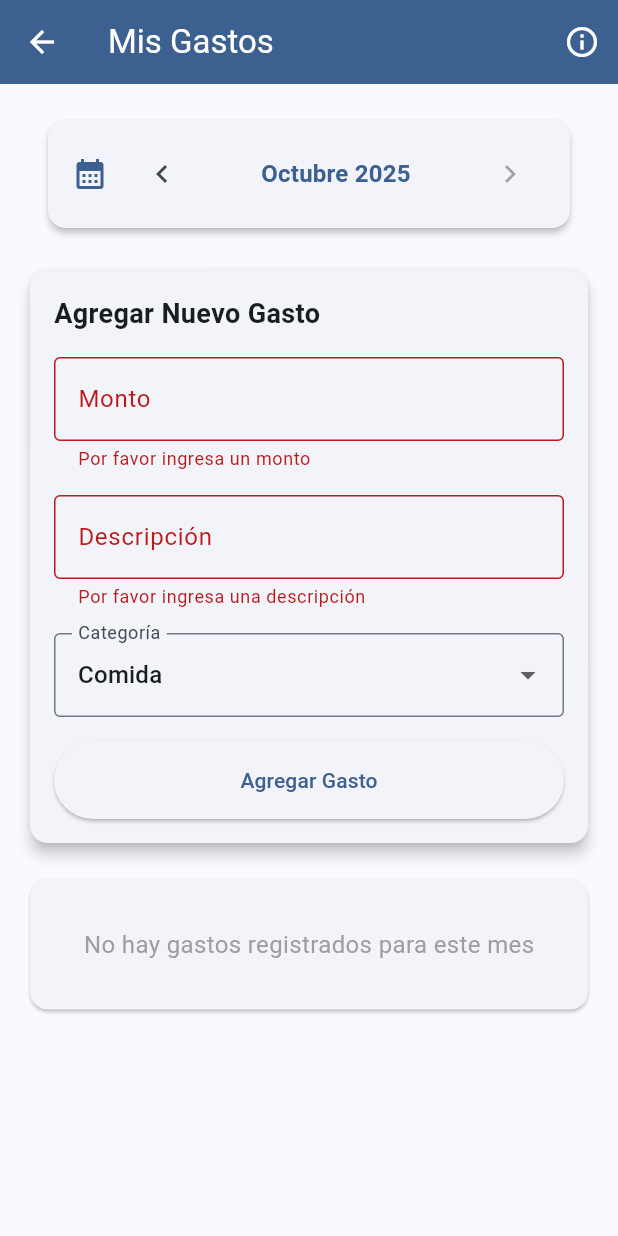
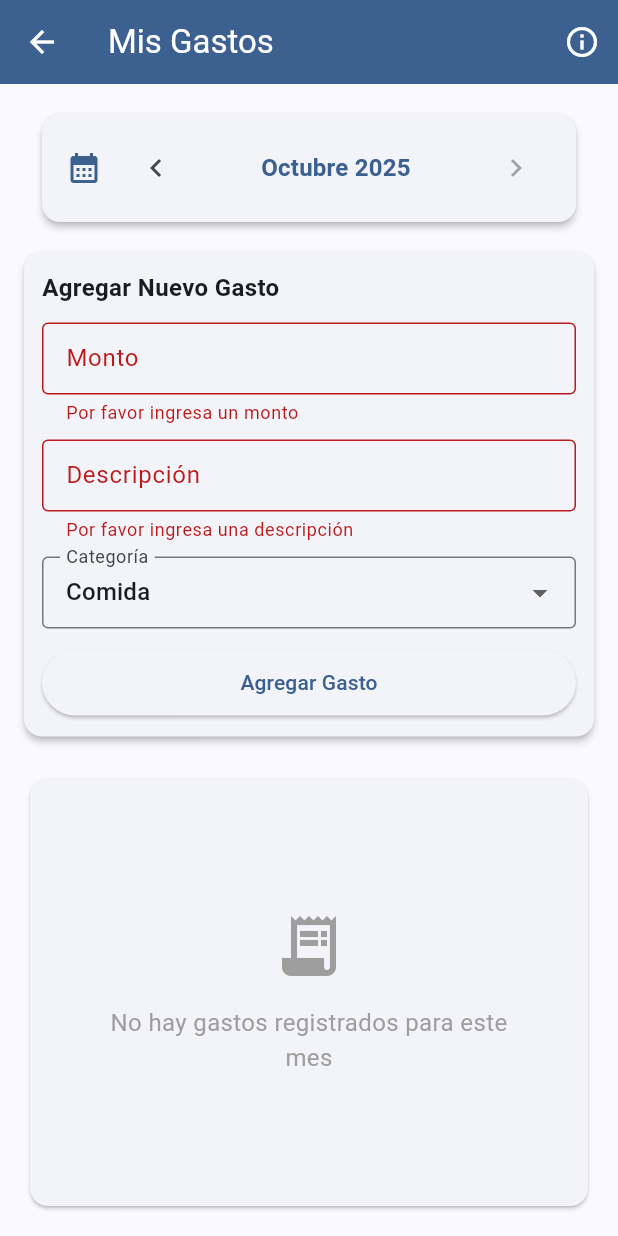
Before and after one commit to Carfer0410/FinanxPer, a Flutter app: the GastosScreen screen opened by its route, after a tap on "Agregar Gasto", on a phone screen of 412 x 824 dp. Run offline on Flutter 3.47's test engine with Material 3 defaults, Android fonts, the light colour scheme and no system bars; our stand-ins replace fl_chart, flutter_local_notifications, flutter_riverpod, hive, hive_flutter; accounts and stored records are empty.

Commit message:
corrigiendo pantalla mis gastos

```diff
--- a/lib/screens/gastos_screen.dart
+++ b/lib/screens/gastos_screen.dart
@@ -60,8 +60,11 @@ class _GastosScreenState extends ConsumerState<GastosScreen> {
           ),
         ],
       ),
-      body: SingleChildScrollView(
-        padding: const EdgeInsets.all(16.0),
+      body: Column(
+        children: [
+          // Header compacto con selector y formulario
+          Container(
+            padding: const EdgeInsets.all(12.0),
             child: Column(
               children: [
                 // Selector de mes/año
@@ -69,13 +72,13 @@ class _GastosScreenState extends ConsumerState<GastosScreen> {
                   showCopyButton: false,
                 ),
 
-            const SizedBox(height: 16),
+                const SizedBox(height: 8),
 
-            // Formulario para agregar gastos
+                // Formulario para agregar gastos (más compacto)
                 Card(
-              elevation: 4,
+                  elevation: 2,
                   child: Padding(
-                padding: const EdgeInsets.all(16.0),
+                    padding: const EdgeInsets.all(12.0),
                     child: Form(
                       key: _formKey,
                       child: Column(
@@ -83,11 +86,9 @@ class _GastosScreenState extends ConsumerState<GastosScreen> {
                         children: [
                           const Text(
                             'Agregar Nuevo Gasto',
-                        style: TextStyle(fontSize: 18, fontWeight: FontWeight.bold),
+                            style: TextStyle(fontSize: 16, fontWeight: FontWeight.bold),
                           ),
-                      const SizedBox(height: 16),
-
-                      // Campo de monto
+                          const SizedBox(height: 12),                      // Campo de monto
                       Consumer(
                         builder: (context, ref, child) {
                           final currencySymbol = ref.watch(currencySymbolProvider);
@@ -98,6 +99,7 @@ class _GastosScreenState extends ConsumerState<GastosScreen> {
                               labelText: 'Monto',
                               prefixText: '$currencySymbol ',
                               border: const OutlineInputBorder(),
+                              contentPadding: const EdgeInsets.symmetric(horizontal: 12, vertical: 12),
                             ),
                             keyboardType: TextInputType.number,
                             inputFormatters: [
@@ -120,7 +122,7 @@ class _GastosScreenState extends ConsumerState<GastosScreen> {
                         },
                       ),
 
-                      const SizedBox(height: 16),
+                      const SizedBox(height: 10),
 
                       // Campo de descripción
                       TextFormField(
@@ -128,6 +130,7 @@ class _GastosScreenState extends ConsumerState<GastosScreen> {
                         decoration: const InputDecoration(
                           labelText: 'Descripción',
                           border: OutlineInputBorder(),
+                          contentPadding: EdgeInsets.symmetric(horizontal: 12, vertical: 12),
                         ),
                         validator: (value) {
                           if (value == null || value.isEmpty) {
@@ -137,7 +140,7 @@ class _GastosScreenState extends ConsumerState<GastosScreen> {
                         },
                       ),
 
-                      const SizedBox(height: 16),
+                      const SizedBox(height: 10),
 
                       // Selector de categoría
                       DropdownButtonFormField<String>(
@@ -145,6 +148,7 @@ class _GastosScreenState extends ConsumerState<GastosScreen> {
                         decoration: const InputDecoration(
                           labelText: 'Categoría',
                           border: OutlineInputBorder(),
+                          contentPadding: EdgeInsets.symmetric(horizontal: 12, vertical: 12),
                         ),
                         items: _categorias.map((categoria) {
                           return DropdownMenuItem<String>(
@@ -165,7 +169,7 @@ class _GastosScreenState extends ConsumerState<GastosScreen> {
                         },
                       ),
 
-                      const SizedBox(height: 16),
+                      const SizedBox(height: 12),
 
                       // Botón de agregar
                       SizedBox(
@@ -173,7 +177,7 @@ class _GastosScreenState extends ConsumerState<GastosScreen> {
                         child: ElevatedButton(
                           onPressed: _agregarGasto,
                           style: ElevatedButton.styleFrom(
-                            padding: const EdgeInsets.symmetric(vertical: 16),
+                            padding: const EdgeInsets.symmetric(vertical: 12),
                           ),
                           child: const Text('Agregar Gasto'),
                         ),
@@ -184,33 +188,46 @@ class _GastosScreenState extends ConsumerState<GastosScreen> {
               ),
             ),
 
-            const SizedBox(height: 16),
+              ],
+            ),
+          ),
 
-            // Lista de gastos
-            if (gastos.isEmpty)
-              const Card(
-                child: Padding(
-                  padding: EdgeInsets.all(32.0),
-                  child: Center(
-                    child: Text(
+          // Lista de gastos con scroll independiente - Área ampliada para mayor comodidad
+          Expanded(
+            child: Container(
+              padding: const EdgeInsets.fromLTRB(16.0, 8.0, 16.0, 16.0),
+              child: gastos.isEmpty
+                ? Card(
+                    child: Container(
+                      padding: const EdgeInsets.all(40.0),
+                      child: const Center(
+                        child: Column(
+                          mainAxisSize: MainAxisSize.min,
+                          children: [
+                            Icon(Icons.receipt_long, size: 48, color: Colors.grey),
+                            SizedBox(height: 16),
+                            Text(
                               'No hay gastos registrados para este mes',
                               style: TextStyle(fontSize: 16, color: Colors.grey),
+                              textAlign: TextAlign.center,
+                            ),
+                          ],
                         ),
                       ),
                     ),
                   )
-            else
-              Container(
-                constraints: BoxConstraints(
-                  maxHeight: MediaQuery.of(context).size.height * 0.6,
-                ),
-                child: ListView.builder(
-                  shrinkWrap: true,
+                : ListView.builder(
+                    physics: const BouncingScrollPhysics(),
+                    padding: const EdgeInsets.only(top: 8),
                     itemCount: gastos.length,
                   itemBuilder: (context, index) {
                     final gasto = gastos[index];
                     return Card(
-                      margin: const EdgeInsets.only(bottom: 8),
+                      margin: const EdgeInsets.only(bottom: 12),
+                      elevation: 2,
+                      shape: RoundedRectangleBorder(
+                        borderRadius: BorderRadius.circular(12),
+                      ),
                       child: Dismissible(
                         key: Key(gasto.id.toString()),
                         direction: DismissDirection.endToStart,
@@ -281,29 +298,50 @@ class _GastosScreenState extends ConsumerState<GastosScreen> {
                           // se maneja en confirmDismiss
                         },
                         child: ListTile(
+                          contentPadding: const EdgeInsets.symmetric(horizontal: 16, vertical: 8),
                           leading: CircleAvatar(
+                            radius: 24,
                             backgroundColor: _getColorCategoria(gasto.categoria),
                             child: Text(
                               gasto.categoria[0],
-                              style: const TextStyle(color: Colors.white),
+                              style: const TextStyle(color: Colors.white, fontSize: 16, fontWeight: FontWeight.bold),
                             ),
                           ),
                           title: Text(
                             gasto.descripcion,
                             overflow: TextOverflow.ellipsis,
+                            style: const TextStyle(fontSize: 16, fontWeight: FontWeight.w500),
                           ),
-                          subtitle: Text(
+                          subtitle: Padding(
+                            padding: const EdgeInsets.only(top: 4),
+                            child: Row(
+                              children: [
+                                Icon(Icons.access_time, size: 14, color: Colors.grey[600]),
+                                const SizedBox(width: 4),
+                                Text(
                                   DateFormat('dd/MM/yyyy HH:mm').format(gasto.fecha),
+                                  style: TextStyle(color: Colors.grey[600]),
+                                ),
+                              ],
+                            ),
                           ),
                           trailing: Consumer(
                             builder: (context, ref, child) {
                               final montoFormateado = ref.watch(gastosFormateadosProvider(gasto));
-                              return Text(
+                              return Container(
+                                padding: const EdgeInsets.symmetric(horizontal: 8, vertical: 4),
+                                decoration: BoxDecoration(
+                                  color: Colors.red[50],
+                                  borderRadius: BorderRadius.circular(8),
+                                  border: Border.all(color: Colors.red[200]!),
+                                ),
+                                child: Text(
                                   montoFormateado,
-                                style: const TextStyle(
-                                  color: Colors.red,
+                                  style: TextStyle(
+                                    color: Colors.red[700],
                                     fontWeight: FontWeight.bold,
                                     fontSize: 16,
+                                  ),
                                 ),
                               );
                             },
@@ -314,8 +352,8 @@ class _GastosScreenState extends ConsumerState<GastosScreen> {
                   },
                 ),
             ),
+          ),
         ],
-        ),
       ),
     );
   }
@@ -362,9 +400,17 @@ class _GastosScreenState extends ConsumerState<GastosScreen> {
       }
 
       try {
-        // Obtener la fecha seleccionada
+        // Obtener la fecha seleccionada y combinar con la hora actual
         final fechaSeleccionada = ref.read(dateSelectionProvider);
-        final fechaGasto = DateTime(fechaSeleccionada.year, fechaSeleccionada.month, DateTime.now().day);
+        final ahora = DateTime.now();
+        final fechaGasto = DateTime(
+          fechaSeleccionada.year,
+          fechaSeleccionada.month,
+          ahora.day,
+          ahora.hour,
+          ahora.minute,
+          ahora.second
+        );
 
         final nuevoGasto = Gasto(
           id: 0, // El provider generará un ID válido automáticamente
@@ -644,17 +690,29 @@ class _GastosScreenState extends ConsumerState<GastosScreen> {
       context: context,
       builder: (context) => AlertDialog(
         title: Row(
+          mainAxisSize: MainAxisSize.min,
           children: [
             Icon(Icons.error, color: Colors.red[600]),
             const SizedBox(width: 8),
-            const Text('Presupuesto Excedido'),
+            const Flexible(
+              child: Text(
+                'Presupuesto Excedido',
+                overflow: TextOverflow.ellipsis,
+                style: TextStyle(fontSize: 16, fontWeight: FontWeight.w600),
+              ),
+            ),
           ],
         ),
-        content: Column(
+        content: SizedBox(
+          width: double.maxFinite,
+          child: Column(
             mainAxisSize: MainAxisSize.min,
             crossAxisAlignment: CrossAxisAlignment.start,
             children: [
-            Text('El gasto de ${currency.formatAmount(montoNuevo)} excede el presupuesto disponible para "$categoria".'),
+              Text(
+                'El gasto de ${currency.formatAmount(montoNuevo)} excede el presupuesto disponible para "$categoria".',
+                style: const TextStyle(fontSize: 14),
+              ),
             const SizedBox(height: 12),
             Container(
               padding: const EdgeInsets.all(12),
@@ -675,6 +733,7 @@ class _GastosScreenState extends ConsumerState<GastosScreen> {
               ),
             ),
             ],
+          ),
         ),
         actions: [
           TextButton(
@@ -711,19 +770,28 @@ class _GastosScreenState extends ConsumerState<GastosScreen> {
       context: context,
       builder: (context) => AlertDialog(
         title: Row(
+          mainAxisSize: MainAxisSize.min,
           children: [
             Icon(Icons.error_outline, color: Colors.red[600]),
             const SizedBox(width: 8),
-            const Text('Gasto ilógico'),
+            const Flexible(
+              child: Text(
+                'Gasto ilógico',
+                overflow: TextOverflow.ellipsis,
+                style: TextStyle(fontSize: 16, fontWeight: FontWeight.w600),
+              ),
+            ),
           ],
         ),
-        content: Column(
+        content: SizedBox(
+          width: double.maxFinite,
+          child: Column(
             mainAxisSize: MainAxisSize.min,
             crossAxisAlignment: CrossAxisAlignment.start,
             children: [
               Text(
                 'No puedes registrar un gasto de ${currency.formatAmount(montoGasto)} cuando tu presupuesto general es de ${currency.formatAmount(presupuestoTotal)}.',
-              style: const TextStyle(fontSize: 16),
+                style: const TextStyle(fontSize: 14),
               ),
             const SizedBox(height: 16),
             Container(
@@ -755,6 +823,7 @@ class _GastosScreenState extends ConsumerState<GastosScreen> {
             ),
             ],
           ),
+        ),
         actions: [
           TextButton(
             onPressed: () => Navigator.pop(context),
@@ -783,13 +852,26 @@ class _GastosScreenState extends ConsumerState<GastosScreen> {
       child: Row(
         mainAxisAlignment: MainAxisAlignment.spaceBetween,
         children: [
-          Text(label, style: const TextStyle(fontSize: 12)),
-          Text(
+          Flexible(
+            flex: 3,
+            child: Text(
+              label,
+              style: const TextStyle(fontSize: 12),
+              overflow: TextOverflow.ellipsis,
+            ),
+          ),
+          const SizedBox(width: 8),
+          Flexible(
+            flex: 2,
+            child: Text(
               value,
               style: TextStyle(
                 fontSize: 12,
                 fontWeight: FontWeight.bold,
                 color: valueColor,
+              ),
+              overflow: TextOverflow.ellipsis,
+              textAlign: TextAlign.end,
             ),
           ),
         ],
```
Also changed, not shown: lib/screens/presupuesto_screen.dart (+1 -6 lines). Lines whose indentation alone changed are shown as unchanged.
